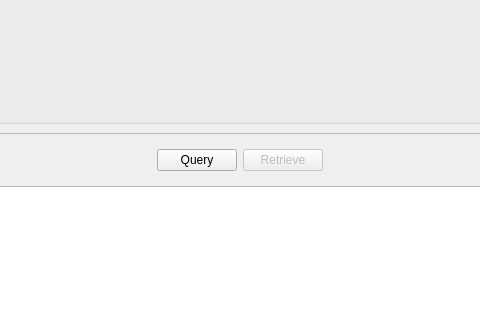
Before: the Qt Designer form Libs/DICOM/Widgets/Resources/UI/ctkDICOMQueryRetrieveWidget.ui in commontk/CTK, drawn with Qt 5; both pictures show x 182 to 662 and y 138 to 458 of the 843 by 613 pixel window.
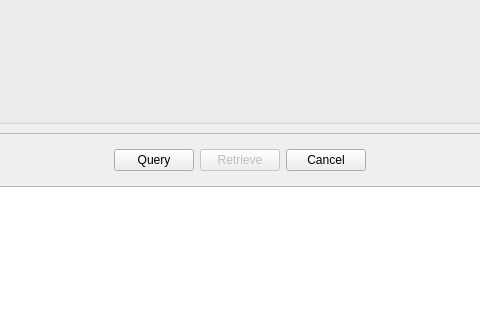
After: the same form once the commit is applied. Custom widgets are drawn as their Qt base class.

Commit message: Turn query/retrieve widget into modal dialog in viewer

```diff
--- a/Libs/DICOM/Widgets/Resources/UI/ctkDICOMQueryRetrieveWidget.ui
+++ b/Libs/DICOM/Widgets/Resources/UI/ctkDICOMQueryRetrieveWidget.ui
@@ -90,6 +90,13 @@
         </property>
        </widget>
       </item>
+      <item>
+       <widget class="QPushButton" name="CancelButton">
+        <property name="text">
+         <string>Cancel</string>
+        </property>
+       </widget>
+      </item>
       <item>
        <spacer name="horizontalSpacer_2">
         <property name="orientation">
```
The commit also changes 2 other files.
